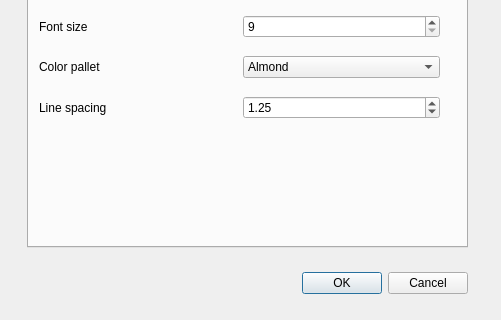
Qt form qt-ui/templateedit.ui (subsurface/subsurface) before a commit; both pictures show x 273 to 774 and y 113 to 433 of the 774 by 433 pixel window.
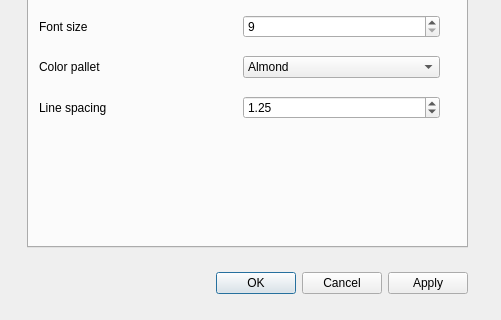
The same form after that commit.

Commit message:
Printing: add apply button to TemplateEdit class
Add apply button to the dialog, Update the preview after applying
the new settings.

```diff
--- a/qt-ui/templateedit.ui
+++ b/qt-ui/templateedit.ui
@@ -26,7 +26,7 @@
     <enum>Qt::Horizontal</enum>
    </property>
    <property name="standardButtons">
-    <set>QDialogButtonBox::Cancel|QDialogButtonBox::Ok</set>
+    <set>QDialogButtonBox::Apply|QDialogButtonBox::Cancel|QDialogButtonBox::Ok</set>
    </property>
   </widget>
   <widget class="QTabWidget" name="tabWidget">
```
The commit also changes 2 other files.
